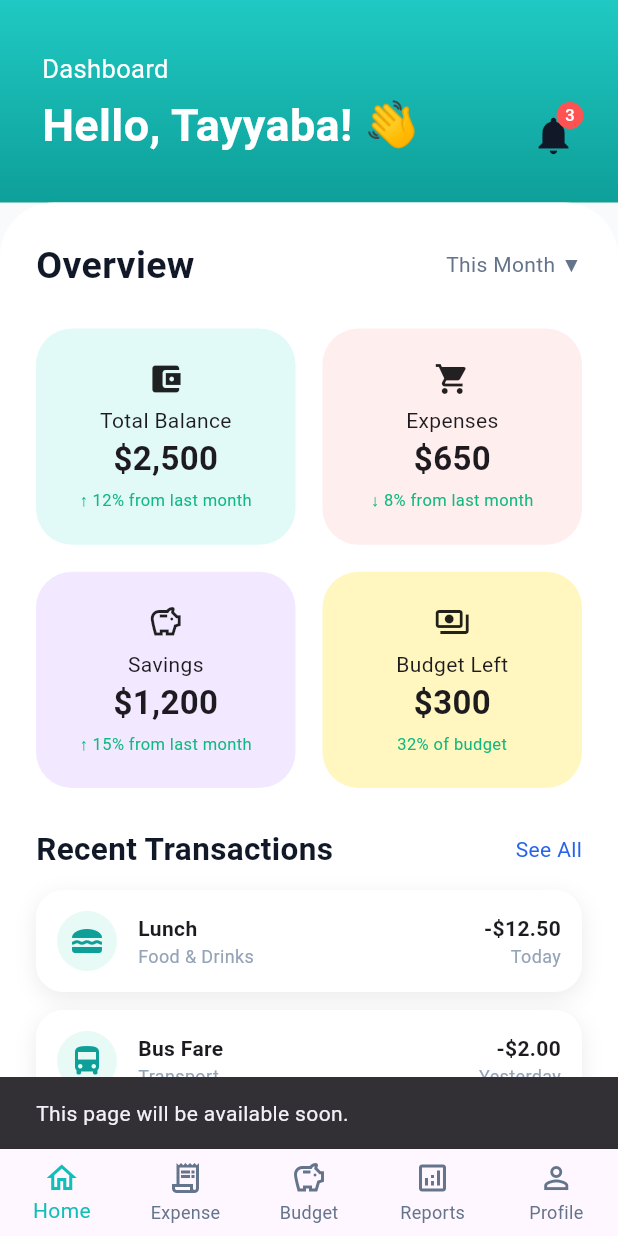
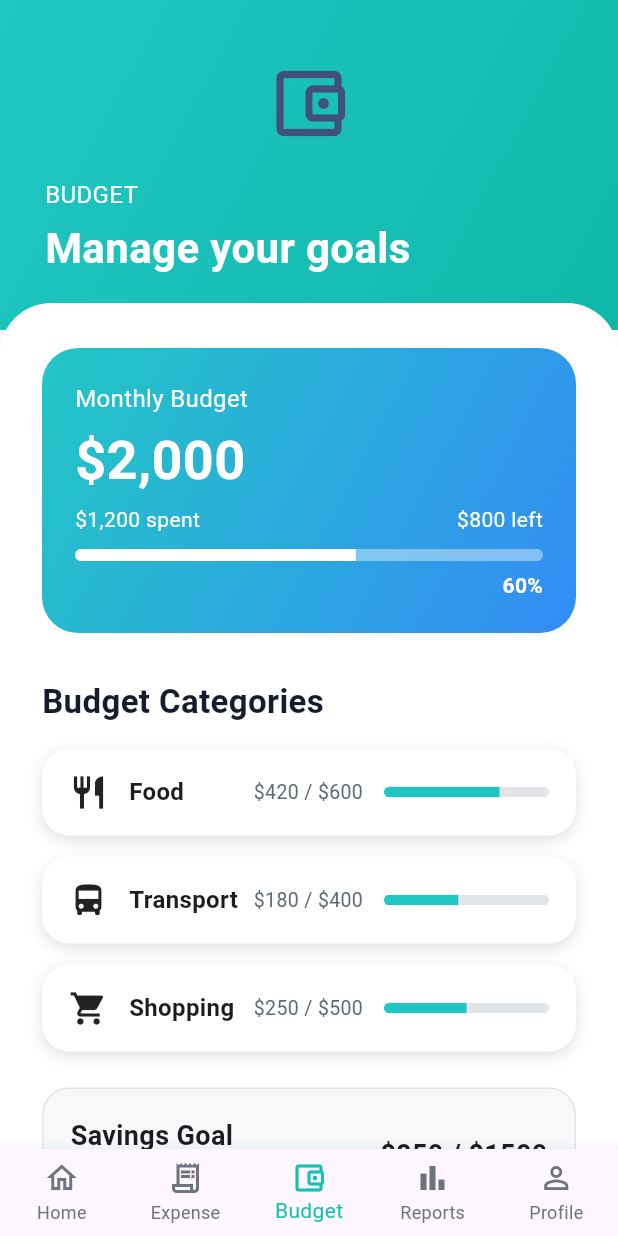
Before and after one commit to passang96/Student-Financial-Assistant-and-Savings-App, a Flutter app: the DashboardScreen screen opened directly, item 3 of the bottom bar chosen, on a phone screen of 412 x 824 dp. Run offline on Flutter 3.47's test engine with Material 3 defaults, Android fonts, the phone set to English and light mode, and no system bars; Roboto replaces fonts that are missing (Arial).

Commit message:
CREATED BUDGET SCREEN

```diff
--- a/lib/dashboard_preview.dart
+++ b/lib/dashboard_preview.dart
@@ -1,5 +1,4 @@
 import 'package:flutter/material.dart';
-
 import 'screens/dashboard/dashboard_screen.dart';
 
 void main() {
--- a/lib/main.dart
+++ b/lib/main.dart
@@ -1,20 +1,21 @@
 import 'package:flutter/material.dart';
 
+import 'screens/dashboard/dashboard_screen.dart';
+
 void main() {
-  runApp(const MainApp());
+  runApp(const StudentFinanceApp());
 }
 
-class MainApp extends StatelessWidget {
-  const MainApp({super.key});
+class StudentFinanceApp extends StatelessWidget {
+  const StudentFinanceApp({super.key});
 
   @override
   Widget build(BuildContext context) {
-    return const MaterialApp(
-      home: Scaffold(
-        body: Center(
-          child: Text('Hello World!'),
-        ),
-      ),
+    return MaterialApp(
+      debugShowCheckedModeBanner: false,
+      title: 'Student Financial Assistant App',
+      theme: ThemeData(useMaterial3: true, fontFamily: 'Arial'),
+      home: const DashboardScreen(),
     );
   }
 }
--- /dev/null
+++ b/lib/screens/budget/budget_screen.dart
@@ -0,0 +1,373 @@
+import 'package:flutter/material.dart';
+
+class BudgetScreen extends StatelessWidget {
+  const BudgetScreen({super.key});
+
+  @override
+  Widget build(BuildContext context) {
+    return Scaffold(
+      backgroundColor: const Color(0xFFF8FAFC),
+      body: SafeArea(
+        child: Column(
+          children: [
+            Expanded(
+              child: SingleChildScrollView(
+                child: Column(
+                  children: [
+                    Container(
+                      width: double.infinity,
+                      padding: const EdgeInsets.fromLTRB(30, 40, 30, 35),
+                      decoration: const BoxDecoration(
+                        gradient: LinearGradient(
+                          colors: [
+                            Color(0xFF20C7C5),
+                            Color(0xFF10B8A9),
+                          ],
+                          begin: Alignment.topLeft,
+                          end: Alignment.bottomRight,
+                        ),
+                      ),
+                      child: Column(
+                        crossAxisAlignment: CrossAxisAlignment.start,
+                        children: const [
+                          Center(
+                            child: Icon(
+                              Icons.account_balance_wallet_outlined,
+                              size: 58,
+                              color: Color(0xFF42517A),
+                            ),
+                          ),
+                          SizedBox(height: 20),
+                          Text(
+                            'BUDGET',
+                            style: TextStyle(
+                              color: Colors.white,
+                              fontSize: 16,
+                            ),
+                          ),
+                          SizedBox(height: 4),
+                          Text(
+                            'Manage your goals',
+                            style: TextStyle(
+                              color: Colors.white,
+                              fontSize: 28,
+                              fontWeight: FontWeight.bold,
+                            ),
+                          ),
+                        ],
+                      ),
+                    ),
+
+                    Transform.translate(
+                      offset: const Offset(0, -18),
+                      child: Container(
+                        width: double.infinity,
+                        padding: const EdgeInsets.fromLTRB(28, 30, 28, 20),
+                        decoration: const BoxDecoration(
+                          color: Colors.white,
+                          borderRadius: BorderRadius.vertical(
+                            top: Radius.circular(34),
+                          ),
+                        ),
+                        child: Column(
+                          crossAxisAlignment: CrossAxisAlignment.start,
+                          children: [
+                            _monthlyBudgetCard(),
+
+                            const SizedBox(height: 30),
+
+                            const Text(
+                              'Budget Categories',
+                              style: TextStyle(
+                                fontSize: 22,
+                                fontWeight: FontWeight.bold,
+                                color: Color(0xFF171B2E),
+                              ),
+                            ),
+
+                            const SizedBox(height: 16),
+
+                            const BudgetCategoryCard(
+                              icon: Icons.restaurant,
+                              title: 'Food',
+                              amount: '\$420 / \$600',
+                              progress: 0.70,
+                            ),
+
+                            const BudgetCategoryCard(
+                              icon: Icons.directions_bus,
+                              title: 'Transport',
+                              amount: '\$180 / \$400',
+                              progress: 0.45,
+                            ),
+
+                            const BudgetCategoryCard(
+                              icon: Icons.shopping_cart,
+                              title: 'Shopping',
+                              amount: '\$250 / \$500',
+                              progress: 0.50,
+                            ),
+
+                            const SizedBox(height: 10),
+
+                            Container(
+                              width: double.infinity,
+                              padding: const EdgeInsets.all(18),
+                              decoration: BoxDecoration(
+                                color: const Color(0xFFF7F8FA),
+                                borderRadius: BorderRadius.circular(18),
+                                border: Border.all(
+                                  color: const Color(0xFFE1E4E8),
+                                ),
+                              ),
+                              child: Column(
+                                crossAxisAlignment: CrossAxisAlignment.start,
+                                children: [
+                                  Row(
+                                    mainAxisAlignment:
+                                        MainAxisAlignment.spaceBetween,
+                                    children: const [
+                                      Text(
+                                        'Savings Goal\nLaptop Fund',
+                                        style: TextStyle(
+                                          fontSize: 18,
+                                          fontWeight: FontWeight.bold,
+                                        ),
+                                      ),
+                                      Text(
+                                        '\$850 / \$1500',
+                                        style: TextStyle(
+                                          fontSize: 18,
+                                          fontWeight: FontWeight.bold,
+                                        ),
+                                      ),
+                                    ],
+                                  ),
+                                  const SizedBox(height: 12),
+                                  ClipRRect(
+                                    borderRadius: BorderRadius.circular(10),
+                                    child: const LinearProgressIndicator(
+                                      value: 0.57,
+                                      minHeight: 8,
+                                      backgroundColor: Color(0xFFE1E5EA),
+                                      valueColor:
+                                          AlwaysStoppedAnimation<Color>(
+                                        Color(0xFF20C7C5),
+                                      ),
+                                    ),
+                                  ),
+                                ],
+                              ),
+                            ),
+
+                            const SizedBox(height: 25),
+                          ],
+                        ),
+                      ),
+                    ),
+                  ],
+                ),
+              ),
+            ),
+
+            BottomNavigationBar(
+              currentIndex: 2,
+              type: BottomNavigationBarType.fixed,
+              selectedItemColor: const Color(0xFF16BFB4),
+              unselectedItemColor: const Color(0xFF6D7480),
+              onTap: (index) {
+                if (index == 0) {
+                  Navigator.pop(context);
+                } else if (index != 2) {
+                  ScaffoldMessenger.of(context).showSnackBar(
+                    const SnackBar(
+                      content: Text('This page will be available soon.'),
+                    ),
+                  );
+                }
+              },
+              items: const [
+                BottomNavigationBarItem(
+                  icon: Icon(Icons.home_outlined),
+                  label: 'Home',
+                ),
+                BottomNavigationBarItem(
+                  icon: Icon(Icons.receipt_long_outlined),
+                  label: 'Expense',
+                ),
+                BottomNavigationBarItem(
+                  icon: Icon(Icons.account_balance_wallet_outlined),
+                  label: 'Budget',
+                ),
+                BottomNavigationBarItem(
+                  icon: Icon(Icons.bar_chart_outlined),
+                  label: 'Reports',
+                ),
+                BottomNavigationBarItem(
+                  icon: Icon(Icons.person_outline),
+                  label: 'Profile',
+                ),
+              ],
+            ),
+          ],
+        ),
+      ),
+    );
+  }
+
+  Widget _monthlyBudgetCard() {
+    return Container(
+      width: double.infinity,
+      padding: const EdgeInsets.all(22),
+      decoration: BoxDecoration(
+        gradient: const LinearGradient(
+          colors: [
+            Color(0xFF22C7C4),
+            Color(0xFF348CF5),
+          ],
+          begin: Alignment.topLeft,
+          end: Alignment.bottomRight,
+        ),
+        borderRadius: BorderRadius.circular(24),
+      ),
+      child: Column(
+        crossAxisAlignment: CrossAxisAlignment.start,
+        children: [
+          const Text(
+            'Monthly Budget',
+            style: TextStyle(
+              color: Colors.white,
+              fontSize: 16,
+            ),
+          ),
+          const SizedBox(height: 4),
+          const Text(
+            '\$2,000',
+            style: TextStyle(
+              color: Colors.white,
+              fontSize: 36,
+              fontWeight: FontWeight.bold,
+            ),
+          ),
+          const SizedBox(height: 4),
+          Row(
+            mainAxisAlignment: MainAxisAlignment.spaceBetween,
+            children: const [
+              Text(
+                '\$1,200 spent',
+                style: TextStyle(color: Colors.white),
+              ),
+              Text(
+                '\$800 left',
+                style: TextStyle(color: Colors.white),
+              ),
+            ],
+          ),
+          const SizedBox(height: 10),
+          ClipRRect(
+            borderRadius: BorderRadius.circular(10),
+            child: const LinearProgressIndicator(
+              value: 0.60,
+              minHeight: 8,
+              backgroundColor: Color(0x66FFFFFF),
+              valueColor: AlwaysStoppedAnimation<Color>(Colors.white),
+            ),
+          ),
+          const SizedBox(height: 6),
+          const Align(
+            alignment: Alignment.centerRight,
+            child: Text(
+              '60%',
+              style: TextStyle(
+                color: Colors.white,
+                fontWeight: FontWeight.bold,
+              ),
+            ),
+          ),
+        ],
+      ),
+    );
+  }
+}
+
+class BudgetCategoryCard extends StatelessWidget {
+  final IconData icon;
+  final String title;
+  final String amount;
+  final double progress;
+
+  const BudgetCategoryCard({
+    super.key,
+    required this.icon,
+    required this.title,
+    required this.amount,
+    required this.progress,
+  });
+
+  @override
+  Widget build(BuildContext context) {
+    return Container(
+      margin: const EdgeInsets.only(bottom: 14),
+      padding: const EdgeInsets.symmetric(
+        horizontal: 18,
+        vertical: 16,
+      ),
+      decoration: BoxDecoration(
+        color: Colors.white,
+        borderRadius: BorderRadius.circular(18),
+        boxShadow: const [
+          BoxShadow(
+            color: Colors.black12,
+            blurRadius: 8,
+            offset: Offset(0, 3),
+          ),
+        ],
+      ),
+      child: Row(
+        children: [
+          Icon(
+            icon,
+            size: 26,
+            color: const Color(0xFF222222),
+          ),
+          const SizedBox(width: 14),
+
+          Expanded(
+            child: Text(
+              title,
+              style: const TextStyle(
+                fontSize: 16,
+                fontWeight: FontWeight.bold,
+              ),
+            ),
+          ),
+
+          Text(
+            amount,
+            style: const TextStyle(
+              fontSize: 13,
+              color: Color(0xFF5F6875),
+            ),
+          ),
+
+          const SizedBox(width: 14),
+
+          SizedBox(
+            width: 110,
+            child: ClipRRect(
+              borderRadius: BorderRadius.circular(8),
+              child: LinearProgressIndicator(
+                value: progress,
+                minHeight: 7,
+                backgroundColor: const Color(0xFFE1E5EA),
+                valueColor: const AlwaysStoppedAnimation<Color>(
+                  Color(0xFF20C7C5),
+                ),
+              ),
+            ),
+          ),
+        ],
+      ),
+    );
+  }
+}
--- a/lib/screens/dashboard/dashboard_screen.dart
+++ b/lib/screens/dashboard/dashboard_screen.dart
@@ -1,4 +1,5 @@
 import 'package:flutter/material.dart';
+import '../budget/budget_screen.dart';
 
 class DashboardScreen extends StatelessWidget {
   const DashboardScreen({super.key});
@@ -290,7 +291,14 @@ class DashboardScreen extends StatelessWidget {
  return BottomNavigationBar(
   currentIndex: 0,
    onTap: (index) {
-  if (index != 0) {
+  if (index == 2) {
+    Navigator.push(
+      context,
+      MaterialPageRoute(
+        builder: (context) => const BudgetScreen(),
+      ),
+    );
+  } else if (index != 0) {
     ScaffoldMessenger.of(context).showSnackBar(
       const SnackBar(
         content: Text('This page will be available soon.'),
```
